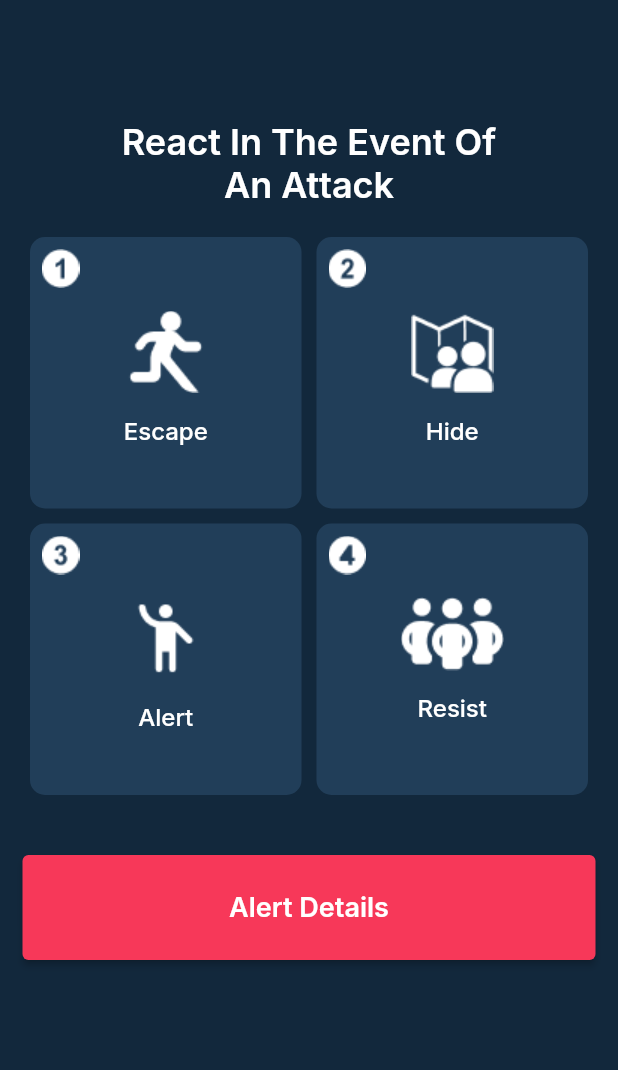
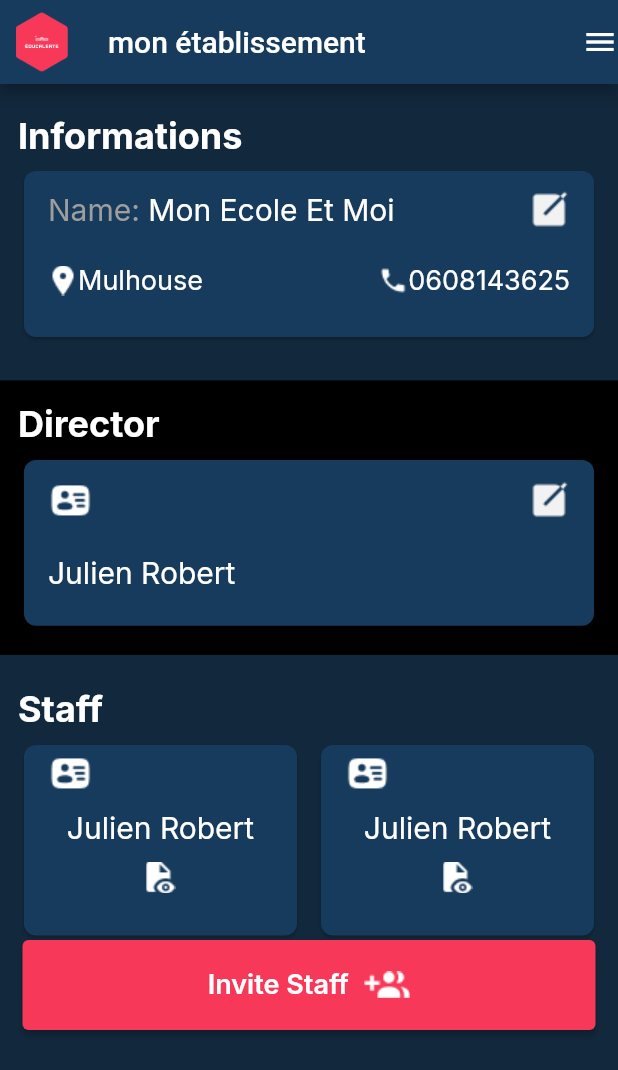
Before and after one commit to Adil01012000/Education_Alert_Mobile, a Flutter app: the screen it shows after launch, on a phone screen of 412 x 824 dp. Shown: the top 1070 px of the screen. Run offline on Flutter 3.47's test engine with Material 2 defaults, Android fonts, the phone set to English and light mode, and no system bars; our stand-ins replace gap, google_fonts.

Commit message:
Dome with main director screen

```diff
--- a/lib/main.dart
+++ b/lib/main.dart
@@ -1,4 +1,4 @@
-import 'package:edualert/splash_screen.dart';
+import './splash_screen.dart';
 import 'package:flutter/material.dart';
 
 void main() {
--- a/lib/splash_screen.dart
+++ b/lib/splash_screen.dart
@@ -7,6 +7,7 @@ import 'package:edualert/forgot_password.dart';
 import 'package:edualert/join_school.dart';
 import 'package:edualert/login.dart';
 import 'package:edualert/sign_up.dart';
+import './views/director/main_director_screen.dart';
 import 'package:flutter/material.dart';
 
 class SplashScreen extends StatefulWidget {
@@ -21,7 +22,7 @@ class _SplashScreenState extends State<SplashScreen> {
     Timer(
         Duration(seconds: 3),
         () => Navigator.pushReplacement(context,
-            MaterialPageRoute(builder: (context) => AlertsAttentat())));
+            MaterialPageRoute(builder: (context) => MainDirectorScreen())));
   }
 
   @override
--- /dev/null
+++ b/lib/views/director/main_director_screen.dart
@@ -0,0 +1,359 @@
+import 'package:flutter/material.dart';
+import 'package:gap/gap.dart';
+import 'package:google_fonts/google_fonts.dart';
+
+class MainDirectorScreen extends StatelessWidget {
+  const MainDirectorScreen({super.key});
+
+  @override
+  Widget build(BuildContext context) {
+    return Scaffold(
+      backgroundColor: Color(0xFF12283c),
+      appBar: AppBar(
+        backgroundColor: Color(0xFF173B5C),
+        leading: Image.asset('assets/images/logo.png'),
+        title: Text('mon établissement'),
+        actions: [Icon(Icons.menu)],
+      ),
+      body: Center(
+        child: Column(
+          children: [
+            Container(
+              // margin: EdgeInsets.zero,
+              // width: double.infinity, // Full width of the screen
+              // height: MediaQuery.of(context).size.height >= 183
+              //     ? 183
+              //     : MediaQuery.of(context).size.height,
+              // color: Color(0xFF12283c),
+              child: Padding(
+                padding:
+                    const EdgeInsets.only(left: 12.0, right: 12.0, top: 20),
+                child: Column(
+                  children: [
+                    Align(
+                      alignment: Alignment.topLeft,
+                      child: Text(
+                        'Informations',
+                        style: GoogleFonts.inter(
+                          textStyle: TextStyle(
+                            color: Colors.white,
+                            fontWeight: FontWeight.bold,
+                            fontSize: 24,
+                          ),
+                        ),
+                      ),
+                    ),
+                    Container(
+                      padding: EdgeInsets.only(top: 5),
+                      height: MediaQuery.of(context).size.height * 0.15,
+                      child: Card(
+                        shape: RoundedRectangleBorder(
+                          borderRadius: BorderRadius.circular(
+                              8.0), // Adjust the value as needed
+                        ),
+                        color: Color(0xFF173B5C),
+                        child: Column(
+                          children: <Widget>[
+                            ListTile(
+                                title: Padding(
+                                  padding: const EdgeInsets.only(top: 8.0),
+                                  child: Row(
+                                    mainAxisAlignment:
+                                        MainAxisAlignment.spaceBetween,
+                                    children: [
+                                      Row(
+                                        children: [
+                                          Text(
+                                            'Name: ',
+                                            style: GoogleFonts.inter(
+                                              textStyle: TextStyle(
+                                                color: Colors.grey,
+                                                fontSize: 20,
+                                              ),
+                                            ),
+                                          ),
+                                          Text(
+                                            'Mon Ecole Et Moi',
+                                            style: GoogleFonts.inter(
+                                              textStyle: TextStyle(
+                                                color: Colors.white,
+                                                fontSize: 20,
+                                              ),
+                                            ),
+                                          )
+                                        ],
+                                      ),
+                                      Image.asset(
+                                          'assets/images/mingcute_edit-fill.png')
+                                    ],
+                                  ),
+                                ),
+                                subtitle: Padding(
+                                  padding: const EdgeInsets.only(top: 22.0),
+                                  child: Row(
+                                    mainAxisAlignment:
+                                        MainAxisAlignment.spaceBetween,
+                                    children: [
+                                      Row(
+                                        children: [
+                                          Image.asset(
+                                              'assets/images/location.png'),
+                                          Text(
+                                            'Mulhouse',
+                                            style: GoogleFonts.inter(
+                                              textStyle: TextStyle(
+                                                color: Colors.white,
+                                                fontSize: 18,
+                                              ),
+                                            ),
+                                          )
+                                        ],
+                                      ),
+                                      Row(
+                                        children: [
+                                          Image.asset(
+                                              'assets/images/phone.png'),
+                                          Text(
+                                            '0608143625',
+                                            style: GoogleFonts.inter(
+                                              textStyle: TextStyle(
+                                                color: Colors.white,
+                                                fontSize: 18,
+                                              ),
+                                            ),
+                                          )
+                                        ],
+                                      )
+                                    ],
+                                  ),
+                                )),
+                          ],
+                        ),
+                      ),
+                    ),
+                  ],
+                ),
+              ),
+            ),
+            Gap(25),
+            Container(
+              margin: EdgeInsets.zero,
+              width: double.infinity, // Full width of the screen
+              height: MediaQuery.of(context).size.height >= 183
+                  ? 183
+                  : MediaQuery.of(context).size.height,
+              color: Colors.black,
+              child: Padding(
+                padding:
+                    const EdgeInsets.only(left: 12.0, right: 12.0, top: 15),
+                child: Column(
+                  children: [
+                    Align(
+                      alignment: Alignment.topLeft,
+                      child: Text(
+                        'Director',
+                        style: GoogleFonts.inter(
+                          textStyle: TextStyle(
+                            color: Colors.white,
+                            fontWeight: FontWeight.bold,
+                            fontSize: 24,
+                          ),
+                        ),
+                      ),
+                    ),
+                    Container(
+                      padding: EdgeInsets.only(top: 5),
+                      height: MediaQuery.of(context).size.height * 0.15,
+                      child: Card(
+                        shape: RoundedRectangleBorder(
+                          borderRadius: BorderRadius.circular(
+                              8.0), // Adjust the value as needed
+                        ),
+                        color: Color(0xFF173B5C),
+                        child: Column(
+                          children: <Widget>[
+                            ListTile(
+                                title: Padding(
+                                  padding: const EdgeInsets.only(top: 8.0),
+                                  child: Row(
+                                    mainAxisAlignment:
+                                        MainAxisAlignment.spaceBetween,
+                                    children: [
+                                      Image.asset(
+                                          'assets/images/solar_user-id-bold.png'),
+                                      Image.asset(
+                                          'assets/images/mingcute_edit-fill.png')
+                                    ],
+                                  ),
+                                ),
+                                subtitle: Padding(
+                                  padding: const EdgeInsets.only(top: 22.0),
+                                  child: Row(
+                                    mainAxisAlignment:
+                                        MainAxisAlignment.spaceBetween,
+                                    children: [
+                                      Text(
+                                        'Julien Robert',
+                                        style: GoogleFonts.inter(
+                                          textStyle: TextStyle(
+                                            color: Colors.white,
+                                            fontSize: 20,
+                                          ),
+                                        ),
+                                      )
+                                    ],
+                                  ),
+                                )),
+                          ],
+                        ),
+                      ),
+                    ),
+                  ],
+                ),
+              ),
+            ),
+            Gap(7),
+            Container(
+              margin: EdgeInsets.zero,
+              width: double.infinity, // Full width of the screen
+              height: MediaQuery.of(context).size.height >= 183
+                  ? 183
+                  : MediaQuery.of(context).size.height,
+
+              child: Padding(
+                padding:
+                    const EdgeInsets.only(left: 12.0, right: 12.0, top: 15),
+                child: Column(
+                  children: [
+                    Align(
+                      alignment: Alignment.topLeft,
+                      child: Text(
+                        'Staff',
+                        style: GoogleFonts.inter(
+                          textStyle: TextStyle(
+                            color: Colors.white,
+                            fontWeight: FontWeight.bold,
+                            fontSize: 24,
+                          ),
+                        ),
+                      ),
+                    ),
+                    Container(
+                      padding: EdgeInsets.only(top: 5),
+                      height: MediaQuery.of(context).size.height * 0.17,
+                      child: Row(
+                        children: <Widget>[
+                          Expanded(
+                            child: Card(
+                              shape: RoundedRectangleBorder(
+                                borderRadius: BorderRadius.circular(8.0),
+                              ),
+                              color: Color(0xFF173B5C),
+                              child: Column(
+                                children: <Widget>[
+                                  ListTile(
+                                    subtitle: Column(
+                                      children: [
+                                        Align(
+                                          alignment: Alignment.topLeft,
+                                          child: Image.asset(
+                                              'assets/images/solar_user-id-bold.png'),
+                                        ),
+                                        Gap(10),
+                                        Text(
+                                          'Julien Robert',
+                                          style: GoogleFonts.inter(
+                                            textStyle: TextStyle(
+                                              color: Colors.white,
+                                              fontSize: 20,
+                                            ),
+                                          ),
+                                        ),
+                                        Gap(10),
+                                        Image.asset('assets/images/Vector.png'),
+                                      ],
+                                    ),
+                                  ),
+                                ],
+                              ),
+                            ),
+                          ),
+                          Gap(8),
+                          Expanded(
+                            child: Card(
+                              shape: RoundedRectangleBorder(
+                                borderRadius: BorderRadius.circular(8.0),
+                              ),
+                              color: Color(0xFF173B5C),
+                              child: Column(
+                                children: <Widget>[
+                                  ListTile(
+                                    subtitle: Column(
+                                      children: [
+                                        Align(
+                                          alignment: Alignment.topLeft,
+                                          child: Image.asset(
+                                              'assets/images/solar_user-id-bold.png'),
+                                        ),
+                                        Gap(10),
+                                        Text(
+                                          'Julien Robert',
+                                          style: GoogleFonts.inter(
+                                            textStyle: TextStyle(
+                                              color: Colors.white,
+                                              fontSize: 20,
+                                            ),
+                                          ),
+                                        ),
+                                        Gap(10),
+                                        Image.asset('assets/images/Vector.png'),
+                                      ],
+                                    ),
+                                  ),
+                                ],
+                              ),
+                            ),
+                          ),
+                        ],
+                      ),
+                    ),
+                  ],
+                ),
+              ),
+            ),
+            Container(
+              padding: EdgeInsets.fromLTRB(15, 0, 15, 0),
+              width: MediaQuery.of(context).size.width,
+              height: 60,
+              child: ElevatedButton(
+                onPressed: () {},
+                style: ButtonStyle(
+                  backgroundColor: MaterialStateProperty.all<Color>(
+                    Color.fromARGB(255, 247, 56, 89),
+                  ),
+                ),
+                child: Row(
+                  mainAxisAlignment: MainAxisAlignment.center,
+                  children: [
+                    Text(
+                      'Invite Staff',
+                      style: GoogleFonts.inter(
+                        textStyle: TextStyle(
+                          color: Colors.white,
+                          fontWeight: FontWeight.w600,
+                          fontSize: 18,
+                        ),
+                      ),
+                    ),
+                    Gap(10),
+                    Image.asset('assets/images/invite.png')
+                  ],
+                ),
+              ),
+            ),
+          ],
+        ),
+      ),
+    );
+  }
+}
--- a/pubspec.yaml
+++ b/pubspec.yaml
@@ -36,6 +36,7 @@ dependencies:
   # Use with the CupertinoIcons class for iOS style icons.
   cupertino_icons: ^1.0.2
   google_fonts: ^4.0.4
+  gap: ^3.0.1
 
 dev_dependencies:
   flutter_test:
```
Also changed, not shown: assets/images/Vector.png (added), assets/images/invite.png (added), assets/images/mingcute_edit-fill.png (added), assets/images/solar_user-id-bold.png (added), pubspec.lock.
